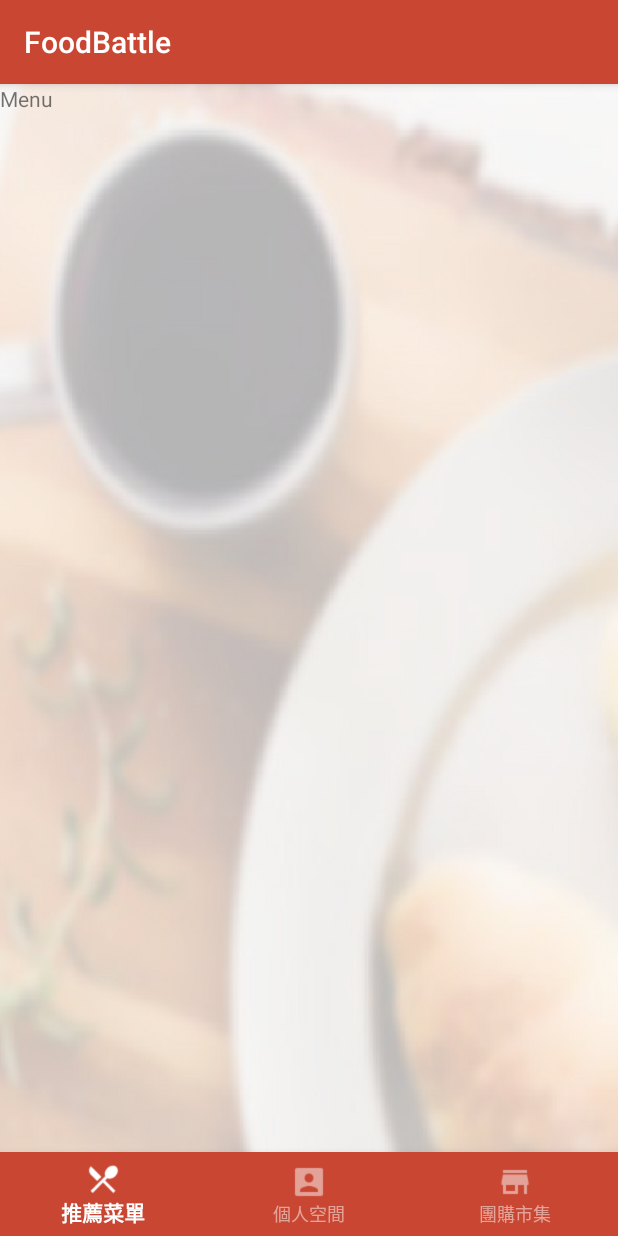
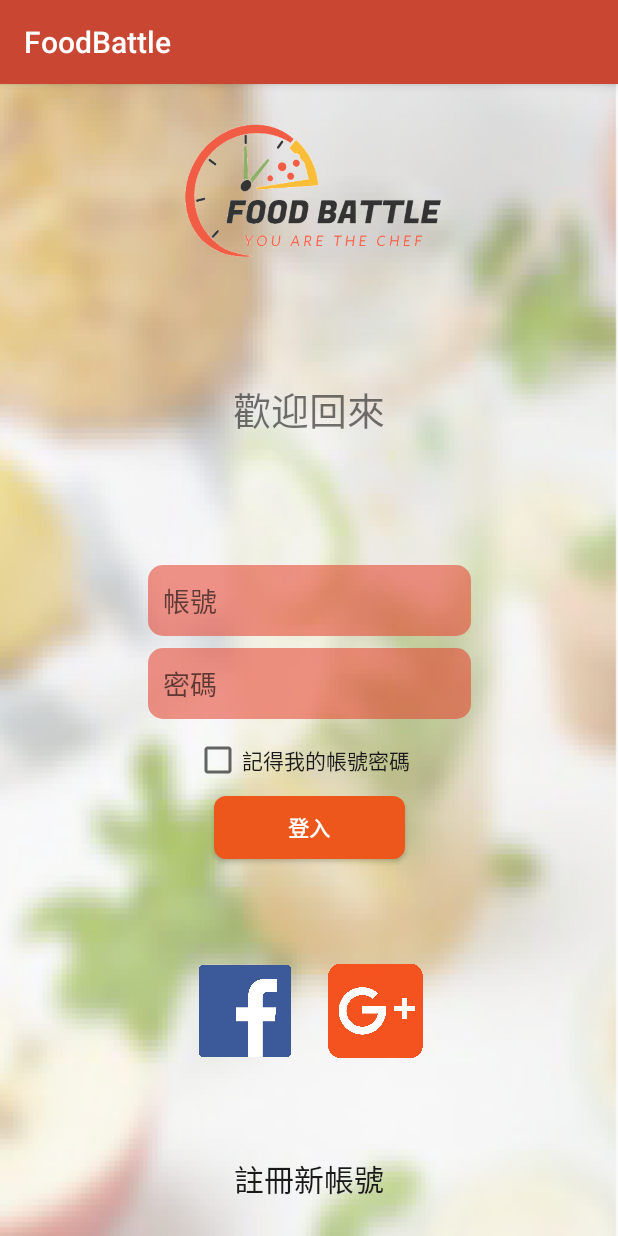
Before and after one commit to joseleu/FoodBattle-1, an Android app: the screen it shows after launch (MenuActivity before the commit, LoginActivity after it), after a tap on "登入", on a phone screen of 412 x 824 dp. Run offline under Robolectric (Android 15) with nearby library versions, the phone set to English and light mode, and no system bars; our stand-ins replace Firebase (no records; nobody signed in at launch, a user with empty details on screens opened directly).

Commit message:
20180601

```diff
--- a/app/build.gradle
+++ b/app/build.gradle
@@ -28,7 +28,7 @@ dependencies {
     implementation 'com.google.firebase:firebase-auth:16.0.1'
     implementation 'com.google.firebase:firebase-core:16.0.0'
     implementation 'com.google.firebase:firebase-firestore:17.0.1'
-
+    implementation 'com.firebaseui:firebase-ui-auth:1.2.0'
 
     implementation 'com.android.support:support-v4:26.1.0'
     testImplementation 'junit:junit:4.12'
--- a/app/src/main/java/com/example/jam68ty/foodbattle/LoginActivity.java
+++ b/app/src/main/java/com/example/jam68ty/foodbattle/LoginActivity.java
@@ -1,85 +1,88 @@
 package com.example.jam68ty.foodbattle;
 
 
+import android.app.ProgressDialog;
 import android.content.Intent;
 import android.support.annotation.NonNull;
 import android.support.design.widget.Snackbar;
 import android.support.v7.app.AppCompatActivity;
 import android.os.Bundle;
+import android.util.Log;
 import android.view.View;
 import android.widget.Button;
 import android.widget.EditText;
 import android.widget.LinearLayout;
 import android.widget.TextView;
+import android.widget.Toast;
 
 import com.google.android.gms.tasks.OnCompleteListener;
 import com.google.android.gms.tasks.Task;
 import com.google.firebase.auth.AuthResult;
 import com.google.firebase.auth.FirebaseAuth;
+import com.google.firebase.auth.FirebaseUser;
 
 
 /**
  * A login screen that offers login via email/password.
  */
-public class LoginActivity extends AppCompatActivity implements View.OnClickListener {
+public class LoginActivity extends AppCompatActivity{
     Button login;
     EditText memail, mpassword;
     TextView msignup;
     LinearLayout mlayout;
 
     private FirebaseAuth auth;
+    private FirebaseAuth.AuthStateListener mAuthStateListener;
 
     @Override
     protected void onCreate(Bundle savedInstanceState) {
         super.onCreate(savedInstanceState);
+
         setContentView(R.layout.activity_login);
-        login = findViewById(R.id.logInBtn);
+
         memail = findViewById(R.id.email);
-        mpassword = findViewById(R.id.password);
-        msignup = findViewById(R.id.signUp);
+        mpassword =findViewById(R.id.password);
+        auth = FirebaseAuth.getInstance();
+        mAuthStateListener = new FirebaseAuth.AuthStateListener() {
+            @Override
+            public void onAuthStateChanged(@NonNull FirebaseAuth firebaseAuth) {
+                if (firebaseAuth.getCurrentUser() != null) {
+                    Intent i = new Intent(LoginActivity.this, MenuActivity.class);
+                    startActivity(i);
+                }
+            }
 
-        login.setOnClickListener(this);
-        msignup.setOnClickListener(this);
-
-        //init firebase auth
-        auth = FirebaseAuth.getInstance();
-
-        //check already session , if ok->Menu
-        if (auth.getCurrentUser() != null) {
-            startActivity(new Intent(LoginActivity.this, MenuActivity.class));
-
-        }
+        };
     }
 
-    public void onClick(View view) {
-        if (view.getId() == R.id.signUp) {
-            startActivity(new Intent(LoginActivity.this, SignUpActivity.class));
-            finish();
-        } else if (view.getId() == R.id.logInBtn) {
-            loginUser(memail.getText().toString(), mpassword.getText().toString());
-        }
-
+    @Override
+    public void onStart() {
+        super.onStart();
+        auth.addAuthStateListener(mAuthStateListener);
 
     }
 
-    private void loginUser(String email, final String password) {
-        auth.signInWithEmailAndPassword(email, password).addOnCompleteListener(this, new OnCompleteListener<AuthResult>() {
+    public void buttonUserLogin_Click(View v) {
 
+        final ProgressDialog progressDialog = ProgressDialog.show(LoginActivity.this, "Please wait", "processing ", true);
+        (auth.signInWithEmailAndPassword(memail.getText().toString(),
+                mpassword.getText().toString())).addOnCompleteListener(new OnCompleteListener<AuthResult>() {
             @Override
             public void onComplete(@NonNull Task<AuthResult> task) {
-                if (!task.isSuccessful()) {
-
-                    if (password.length() < 6) {
-                        Snackbar snackbar = Snackbar.make(mlayout , "密碼必須超過6個字元", Snackbar.LENGTH_SHORT);
-                        snackbar.show();
-                    }
+                progressDialog.dismiss();
+                if (task.isSuccessful()) {
+                    Toast.makeText(LoginActivity.this, "login sucessful", Toast.LENGTH_SHORT).show();//顯示
+                } else {
+                    Log.e("Error", task.getException().toString());
+                    Toast.makeText(LoginActivity.this, task.getException().getMessage(), Toast.LENGTH_SHORT).show();
                 }
+            }
+        });
+    }
 
 
-                startActivity(new Intent(LoginActivity.this, MenuActivity.class));
-            }
-        });
-
+    public void buttonUserRegister_Click(View v) {
+        Intent i = new Intent(LoginActivity.this, SignUpActivity.class);
+        startActivity(i);
     }
-
 }
--- a/app/src/main/java/com/example/jam68ty/foodbattle/MenuActivity.java
+++ b/app/src/main/java/com/example/jam68ty/foodbattle/MenuActivity.java
@@ -91,7 +91,6 @@ public class MenuActivity extends AppCompatActivity {
 
     private void signOut() {
         firebaseAuth.signOut();
-
     }
 
 }
--- a/app/src/main/java/com/example/jam68ty/foodbattle/SignUpActivity.java
+++ b/app/src/main/java/com/example/jam68ty/foodbattle/SignUpActivity.java
@@ -60,7 +60,7 @@ public class SignUpActivity extends AppCompatActivity {
             public void onComplete(@NonNull Task<AuthResult> task) {
                 progressDialog.dismiss();
                 if (task.isSuccessful()) {
-                    Toast.makeText(SignUpActivity.this, "regist sucessful", Toast.LENGTH_SHORT).show();//顯示
+                    Toast.makeText(SignUpActivity.this, "註冊成功", Toast.LENGTH_SHORT).show();//顯示
 
 
                     FirebaseUser user = firebaseAuth.getCurrentUser();
@@ -89,6 +89,7 @@ public class SignUpActivity extends AppCompatActivity {
 
                     Intent i = new Intent(SignUpActivity.this, MenuActivity.class);
                     startActivity(i);
+
                 } else {
                     Log.e("Error", task.getException().toString());
                     Toast.makeText(SignUpActivity.this, task.getException().getMessage(), Toast.LENGTH_SHORT).show();
--- a/app/src/main/res/layout/activity_login.xml
+++ b/app/src/main/res/layout/activity_login.xml
@@ -85,7 +85,8 @@
         app:layout_constraintBottom_toTopOf="@+id/imageView4"
         app:layout_constraintEnd_toEndOf="@+id/checkBox"
         app:layout_constraintStart_toStartOf="@+id/checkBox"
-        app:layout_constraintTop_toBottomOf="@+id/checkBox" />
+        app:layout_constraintTop_toBottomOf="@+id/checkBox"
+        android:onClick="buttonUserLogin_Click"/>
 
 
     <ImageView
@@ -129,7 +130,8 @@
         app:layout_constraintEnd_toEndOf="parent"
         app:layout_constraintStart_toStartOf="parent"
         app:layout_constraintTop_toBottomOf="@+id/imageView4"
-        tools:ignore="TextViewEdits" />
+        tools:ignore="TextViewEdits"
+        android:onClick="buttonUserRegister_Click"/>
 
     <ImageView
         android:id="@+id/imageView2"
--- a/app/src/main/res/layout/activity_menu.xml
+++ b/app/src/main/res/layout/activity_menu.xml
@@ -27,6 +27,12 @@
         android:layout_alignParentStart="true"
         android:layout_alignParentTop="true">
 
+        <Button
+            android:id="@+id/button"
+            android:layout_width="wrap_content"
+            android:layout_height="wrap_content"
+            android:text="登出"
+            android:onClick="Sign_out_Btn"/>
     </FrameLayout>
 
 </RelativeLayout>
--- a/app/src/main/res/values/strings.xml
+++ b/app/src/main/res/values/strings.xml
@@ -30,7 +30,5 @@
     <string name="nav_account">個人空間</string>
     <string name="nav_market">團購市集</string>
 
-    <!-- TODO: Remove or change this placeholder text -->
-    <string name="hello_blank_fragment">Hello blank fragment</string>
 
 </resources>
--- a/build.gradle
+++ b/build.gradle
@@ -5,6 +5,8 @@ buildscript {
     repositories {
         google()
         jcenter()
+
+
     }
     dependencies {
         classpath 'com.android.tools.build:gradle:3.1.2'
@@ -20,6 +22,9 @@ allprojects {
     repositories {
         google()
         jcenter()
+        maven{
+            url "https://maven.fabric.io/public"
+        }
     }
 }
 
```
Also changed, not shown: app/src/main/AndroidManifest.xml (+11 -4 lines).
